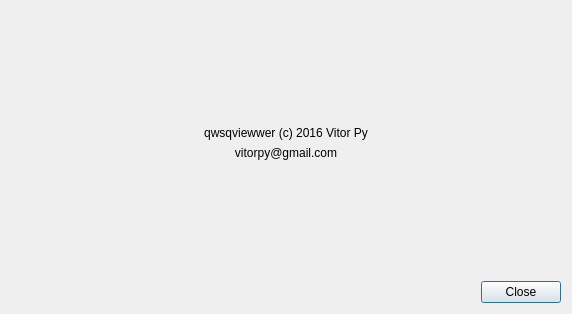
Above: app/ui/aboutwindow.ui from vitorpy/qwsqviewer before the change. Below: the same form after it.
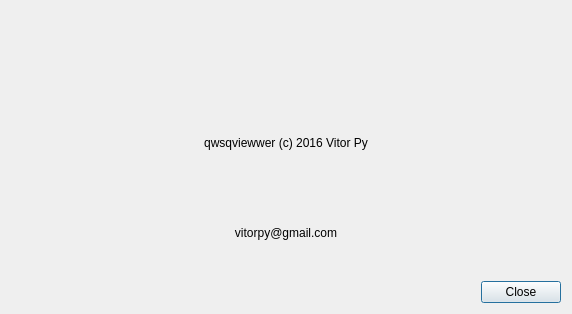
That is the form after the change. Icons and pictures are not drawn.

Diff of the .ui file:
```diff
--- a/app/ui/aboutwindow.ui
+++ b/app/ui/aboutwindow.ui
@@ -15,35 +15,26 @@
   </property>
   <layout class="QVBoxLayout" name="verticalLayout_2">
    <item>
-    <spacer name="verticalSpacer">
-     <property name="orientation">
-      <enum>Qt::Vertical</enum>
-     </property>
-     <property name="sizeHint" stdset="0">
-      <size>
-       <width>20</width>
-       <height>102</height>
-      </size>
-     </property>
-    </spacer>
-   </item>
-   <item>
-    <layout class="QHBoxLayout" name="horizontalLayout_2">
-     <item>
-      <spacer name="horizontalSpacer_2">
-       <property name="orientation">
-        <enum>Qt::Horizontal</enum>
-       </property>
-       <property name="sizeHint" stdset="0">
-        <size>
-         <width>40</width>
-         <height>20</height>
-        </size>
-       </property>
-      </spacer>
-     </item>
-     <item>
       <layout class="QVBoxLayout" name="verticalLayout">
+     <item>
+      <widget class="QLabel" name="label_3">
+       <property name="text">
+        <string/>
+       </property>
+       <property name="textFormat">
+        <enum>Qt::AutoText</enum>
+       </property>
+       <property name="pixmap">
+        <pixmap resource="../app.qrc">:/img/res/Fingerprintforcriminologystubs2.png</pixmap>
+       </property>
+       <property name="scaledContents">
+        <bool>false</bool>
+       </property>
+       <property name="alignment">
+        <set>Qt::AlignCenter</set>
+       </property>
+      </widget>
+     </item>
        <item>
         <widget class="QLabel" name="label">
          <property name="text">
@@ -67,34 +58,6 @@
       </layout>
      </item>
      <item>
-      <spacer name="horizontalSpacer_3">
-       <property name="orientation">
-        <enum>Qt::Horizontal</enum>
-       </property>
-       <property name="sizeHint" stdset="0">
-        <size>
-         <width>40</width>
-         <height>20</height>
-        </size>
-       </property>
-      </spacer>
-     </item>
-    </layout>
-   </item>
-   <item>
-    <spacer name="verticalSpacer_2">
-     <property name="orientation">
-      <enum>Qt::Vertical</enum>
-     </property>
-     <property name="sizeHint" stdset="0">
-      <size>
-       <width>20</width>
-       <height>101</height>
-      </size>
-     </property>
-    </spacer>
-   </item>
-   <item>
     <layout class="QHBoxLayout" name="horizontalLayout">
      <item>
       <spacer name="horizontalSpacer">
```
Left out of the diff: 4 changed lines with no effect on the pictures. Lines whose indentation alone changed are shown as unchanged.
